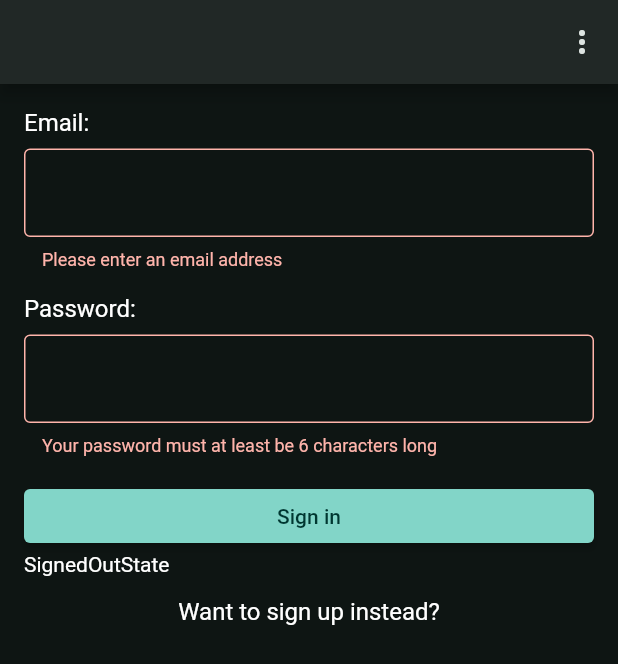
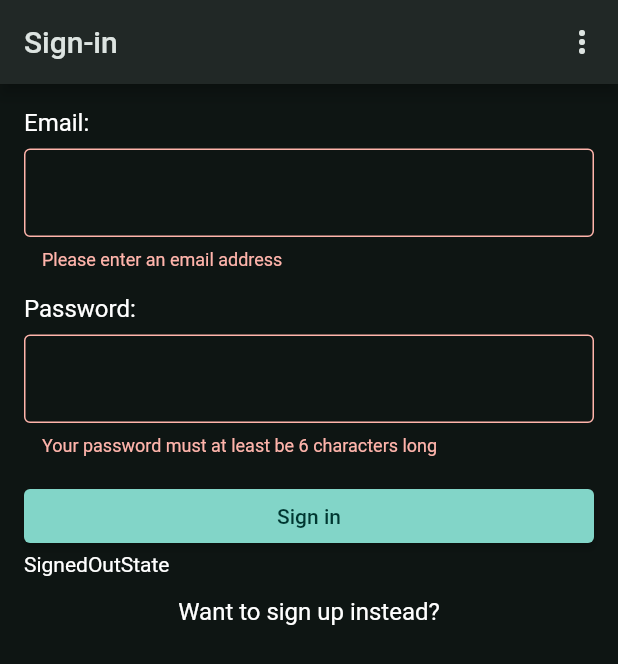
Before and after one commit to pohuing/kumo_app, a Flutter app: the screen it shows after launch, after a tap on "Sign in", on a phone screen of 412 x 824 dp. Shown: the top 664 px of the screen. Run offline on Flutter 3.47's test engine with Material 2 defaults, Android fonts, the phone set to English and light mode, and no system bars; our stand-ins replace email_validator, equatable, flutter_bloc.

Commit message:
Add route based explorer

```diff
--- a/lib/CommunicationManager.dart
+++ b/lib/CommunicationManager.dart
@@ -53,7 +53,7 @@ class CommunicationManager {
     return true;
   }
 
-  Future<List<ExploreResult>> explore(String path) async {
+  Future<List<ExploreResult>>  explore(String path) async {
     final response = await client.get(
       Uri.https(host, 'api/Explore', {'path': path}),
       headers: {'Content-Type': 'application/json', 'Authorization': 'Bearer ' + token!},
--- a/lib/main.dart
+++ b/lib/main.dart
@@ -3,9 +3,7 @@ import 'package:flutter_bloc/flutter_bloc.dart';
 import 'package:kumo_app/blocs/AuthenticationBloc.dart';
 import 'package:kumo_app/blocs/ExplorationCubit.dart';
 import 'package:kumo_app/blocs/ThemeCubit.dart';
-import 'package:kumo_app/widgets/common_app_bar.dart';
-import 'package:kumo_app/widgets/landing_page.dart';
-import 'package:kumo_app/widgets/sign_in_form.dart';
+import 'package:kumo_app/widgets/router.dart';
 import 'package:provider/provider.dart';
 
 void main() {
@@ -29,38 +27,9 @@ class MyApp extends StatelessWidget {
         return MaterialApp(
           title: 'Flutter Demo',
           theme: state.data,
-          home: const MyHomePage(title: 'Flutter Demo Home Page'),
+          onGenerateRoute: RouteGenerator.generateRoute,
         );
       },
     );
   }
 }
-
-class MyHomePage extends StatefulWidget {
-  const MyHomePage({Key? key, required this.title}) : super(key: key);
-  final String title;
-
-  @override
-  State<MyHomePage> createState() => _MyHomePageState();
-}
-
-class _MyHomePageState extends State<MyHomePage> {
-  @override
-  Widget build(BuildContext context) {
-    return Scaffold(
-      appBar: CommonAppBar(),
-      body: BlocBuilder<AuthenticationBloc, AuthenticationState>(
-        buildWhen: (previous, current) {
-          return previous is SigningInState && current is SignedInState ||
-              previous is SignedInState && !(current is SignedInState);
-        },
-        builder: (context, state) {
-          if (state is SignedInState)
-            return LandingPage();
-          else
-            return SignInForm();
-        },
-      ),
-    );
-  }
-}
--- a/lib/widgets/common_app_bar.dart
+++ b/lib/widgets/common_app_bar.dart
@@ -5,7 +5,10 @@ import '../blocs/AuthenticationBloc.dart';
 import '../blocs/ThemeCubit.dart';
 
 class CommonAppBar extends AppBar {
-  CommonAppBar({Key? key}) : super(key: key);
+  String _title;
+  CommonAppBar({Key? key, required String title}) : _title = title, super(key: key);
+
+  Widget get title => Text(_title);
 
   final List<Widget> actions = [
     PopupMenuButton(
--- /dev/null
+++ b/lib/widgets/router.dart
@@ -0,0 +1,37 @@
+import 'package:flutter/material.dart';
+import 'package:kumo_app/widgets/common_app_bar.dart';
+import 'package:kumo_app/widgets/nested_explorer.dart';
+import 'package:kumo_app/widgets/sign_in_form.dart';
+import 'package:kumo_app/widgets/sign_up_screen.dart';
+
+class RouteGenerator {
+  static Route<dynamic> generateRoute(RouteSettings settings) {
+    switch (settings.name) {
+      case '/':
+        return MaterialPageRoute(
+          builder: (context) {
+            return Scaffold(
+              appBar: CommonAppBar(title: 'Sign-in'),
+              body: SignInForm(),
+            );
+          },
+        );
+      case '/explore':
+        final args = settings.arguments as String;
+        return MaterialPageRoute(
+          builder: (context) => Scaffold(
+              appBar: CommonAppBar(
+                title: args,
+              ),
+              body: NestedExplorer(path: args)),
+        );
+      case '/signup':
+        return MaterialPageRoute(
+          builder: (context) => SignUpScreen(),
+        );
+      default:
+        return MaterialPageRoute(
+            builder: (context) => Text(settings.toString()));
+    }
+  }
+}
--- a/lib/widgets/sign_in_form.dart
+++ b/lib/widgets/sign_in_form.dart
@@ -69,11 +69,11 @@ class _SignInFormState extends State<SignInForm> {
                   return Center(child: CircularProgressIndicator.adaptive());
                 }
                 return ElevatedButton(
-                  onPressed: () {
+                  onPressed: () async {
                     if (!_formKey.currentState!.validate()) return;
                     _formKey.currentState?.save();
-                    context.read<AuthenticationBloc>().signIn(
-                        _emailController.text, _passwordController.text);
+                    if(await context.read<AuthenticationBloc>().signIn(_emailController.text, _passwordController.text))
+                      Navigator.of(context).pushNamed('/explore', arguments: '');
                   },
                   child: const Text('Sign in'),
                 );
--- a/lib/widgets/sign_up_screen.dart
+++ b/lib/widgets/sign_up_screen.dart
@@ -27,7 +27,7 @@ class _SignUpScreenState extends State<SignUpScreen> {
   @override
   Widget build(BuildContext context) {
     return Scaffold(
-      appBar: CommonAppBar(),
+      appBar: CommonAppBar(title: 'Sign up'),
       body: Form(
         key: _formKey,
         autovalidateMode: AutovalidateMode.onUserInteraction,
```
Also changed, not shown: lib/widgets/nested_explorer.dart (added, +48 -0 lines).
